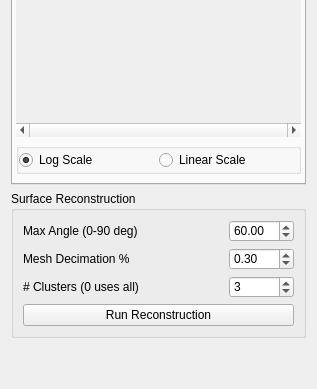
This is Studio/src/Application/Analysis/AnalysisTool.ui in SCIInstitute/ShapeWorks as Qt 5 draws it before an edit; both pictures show x 0 to 317 and y 380 to 769 of the 317 by 769 pixel window. The edited form follows.
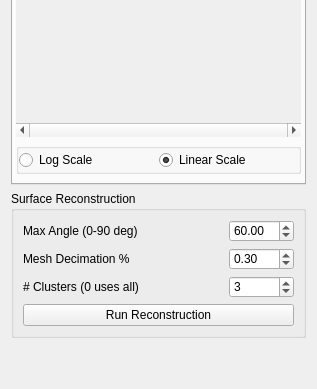
This is the edited form. Custom widgets are drawn as their Qt base class.

Commit message: Default to linear scale.

Patch:
```diff
--- a/Studio/src/Application/Analysis/AnalysisTool.ui
+++ b/Studio/src/Application/Analysis/AnalysisTool.ui
@@ -859,7 +859,7 @@
                 <string>Log Scale</string>
                </property>
                <property name="checked">
-                <bool>true</bool>
+                <bool>false</bool>
                </property>
               </widget>
              </item>
@@ -872,7 +872,7 @@
                 <bool>true</bool>
                </property>
                <property name="checked">
-                <bool>false</bool>
+                <bool>true</bool>
                </property>
               </widget>
              </item>
```
The commit also changes 2 other files.
